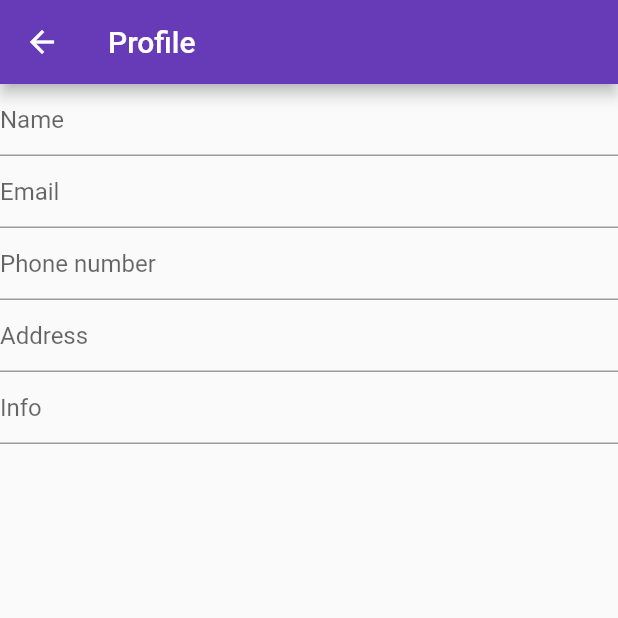
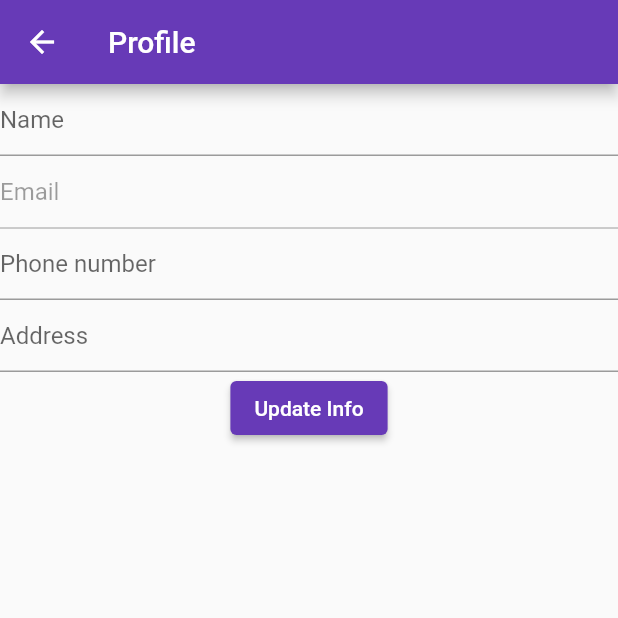
Before and after one commit to walidwazini/Flutter-ChatApp-1, a Flutter app: the ProfilePage screen opened directly with empty values, on a phone screen of 412 x 824 dp, the top half of it. Run offline on Flutter 3.47's test engine with Material 2 defaults, Android fonts, the phone set to English and light mode, and no system bars; our stand-ins replace cloud_firestore, firebase_auth, firebase_core; accounts and stored records are empty.

Commit message:
update profile info using into firestore

```diff
--- a/lib/widgets/chat_detail.dart
+++ b/lib/widgets/chat_detail.dart
@@ -1,6 +1,6 @@
 import 'package:cloud_firestore/cloud_firestore.dart';
 import 'package:flutter/material.dart';
-import 'package:chat_app/widgets/chat_list.dart';
+
 
 class ChatDetailPage extends StatefulWidget {
   final String receiverId;
--- a/lib/widgets/chat_list.dart
+++ b/lib/widgets/chat_list.dart
@@ -6,7 +6,6 @@ import 'package:flutter/material.dart';
 
 class ChatListPage extends StatefulWidget {
   final String userId;
-
   ChatListPage({required this.userId});
 
   @override
@@ -68,7 +67,8 @@ class _ChatListPageState extends State<ChatListPage> {
                       }
                     });
               }
-            }));
+            })
+    );
   }
 }
 
--- a/lib/widgets/profile.dart
+++ b/lib/widgets/profile.dart
@@ -4,7 +4,9 @@ import 'package:flutter/material.dart';
 class ProfilePage extends StatefulWidget {
   // const ProfilePage({Key? key, String userId}) : super(key: key);
   final String userId;
+
   ProfilePage({required this.userId});
+
   @override
   _ProfilePageState createState() => _ProfilePageState();
 }
@@ -13,29 +15,69 @@ class _ProfilePageState extends State<ProfilePage> {
   var nameController = TextEditingController();
   var emailController = TextEditingController();
   var phoneController = TextEditingController();
+  var addressController = TextEditingController();
+
+  @override
+  void initState() {
+    // TODO implement init state
+    super.initState();
+    retrieveUserInfo();
+  }
+
   @override
   Widget build(BuildContext context) {
     return Scaffold(
-      appBar: AppBar(title: Text('Profile'),),
+      appBar: AppBar(
+        title: Text('Profile'),
+      ),
       body: Column(
         children: [
-          TextField(decoration: InputDecoration(hintText: 'Name'),),
-          TextField(decoration: InputDecoration(hintText: 'Email'),),
-          TextField(decoration: InputDecoration(hintText: 'Phone number'),),
-          TextField(decoration: InputDecoration(hintText: 'Address'),),
-          TextField(decoration: InputDecoration(hintText: 'Info'),),
+          TextField(
+            decoration: InputDecoration(hintText: 'Name'),
+            controller: nameController,
+          ),
+          TextField(
+            decoration: InputDecoration(hintText: 'Email'),
+            controller: emailController,
+            // Avoid user to change email by themself, need to do authentication
+            enabled: false,
+          ),
+          TextField(
+            decoration: InputDecoration(hintText: 'Phone number'),
+            controller: phoneController,
+            keyboardType: TextInputType.number,
+          ),
+          TextField(
+            decoration: InputDecoration(hintText: 'Address'),
+            controller: addressController,
+          ),
+          ElevatedButton(
+              onPressed: () {
+                FirebaseFirestore.instance
+                    .collection('user')
+                    .doc(widget.userId)
+                    .update({
+                  'name': nameController.text,
+                  'email': emailController.text,
+                  'phone': phoneController.text,
+                  'address': addressController.text,
+                });
+              },
+              child: Text('Update Info')),
         ],
       ),
     );
-
   }
 
   void retrieveUserInfo() async {
-    FirebaseFirestore.instance.collection('user').doc(widget.userId).get().then((ds) {
+    FirebaseFirestore.instance
+        .collection('user')
+        .doc(widget.userId)
+        .get()
+        .then((ds) {
       print('check');
       print(ds.data());
-      if(ds.exists) {
-
+      if (ds.exists) {
         setState(() {
           nameController.text = ds.data()!['name'];
           emailController.text = ds.data()!['email'];
--- a/lib/widgets/register.dart
+++ b/lib/widgets/register.dart
@@ -1,6 +1,7 @@
 import 'package:flutter/material.dart';
 import 'package:firebase_auth/firebase_auth.dart';
 import 'package:cloud_firestore/cloud_firestore.dart';
+import 'package:chat_app/widgets/login.dart';
 
 class RegisterPage extends StatelessWidget {
   // const RegisterPage({Key? key}) : super(key: key);
@@ -50,6 +51,10 @@ class RegisterPage extends StatelessWidget {
                   } else {
                     print("Something is wrong!");
                   }
+                  Navigator.push(
+                      context,
+                      MaterialPageRoute(
+                          builder: (context) => LoginPage()));
                 },
                 child: Text('Register'),
                 style: TextButton.styleFrom(
```
